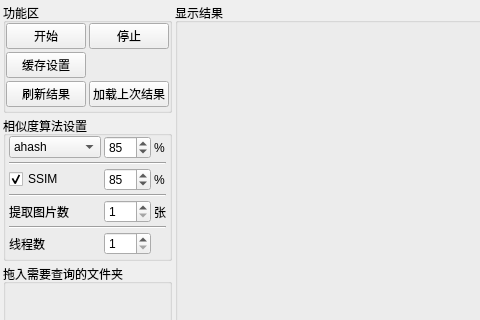
Old version of the form ui/ui_main.ui in the repository PPJUST/ComicDup; both pictures show x 0 to 480 and y 0 to 320 of the 846 by 535 pixel window.
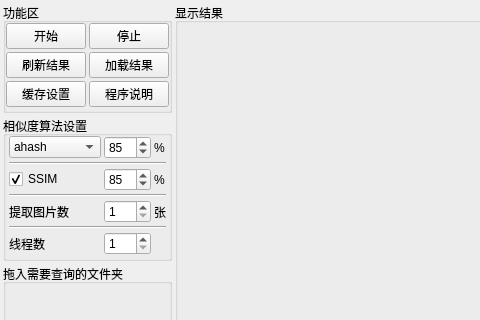
New version of the form.

Patch:
```diff
--- a/ui/ui_main.ui
+++ b/ui/ui_main.ui
@@ -62,20 +62,6 @@
          <property name="spacing">
           <number>3</number>
          </property>
-         <item row="2" column="0">
-          <widget class="QPushButton" name="pushButton_refresh_result">
-           <property name="text">
-            <string>刷新结果</string>
-           </property>
-          </widget>
-         </item>
-         <item row="2" column="1">
-          <widget class="QPushButton" name="pushButton_load_result">
-           <property name="text">
-            <string>加载上次结果</string>
-           </property>
-          </widget>
-         </item>
          <item row="0" column="0">
           <widget class="QPushButton" name="pushButton_start">
            <property name="text">
@@ -91,12 +77,33 @@
           </widget>
          </item>
          <item row="1" column="0">
+          <widget class="QPushButton" name="pushButton_refresh_result">
+           <property name="text">
+            <string>刷新结果</string>
+           </property>
+          </widget>
+         </item>
+         <item row="2" column="0">
           <widget class="QPushButton" name="pushButton_cache_setting">
            <property name="text">
             <string>缓存设置</string>
            </property>
           </widget>
          </item>
+         <item row="1" column="1">
+          <widget class="QPushButton" name="pushButton_load_result">
+           <property name="text">
+            <string>加载结果</string>
+           </property>
+          </widget>
+         </item>
+         <item row="2" column="1">
+          <widget class="QPushButton" name="pushButton_info">
+           <property name="text">
+            <string>程序说明</string>
+           </property>
+          </widget>
+         </item>
         </layout>
        </widget>
       </item>
```
